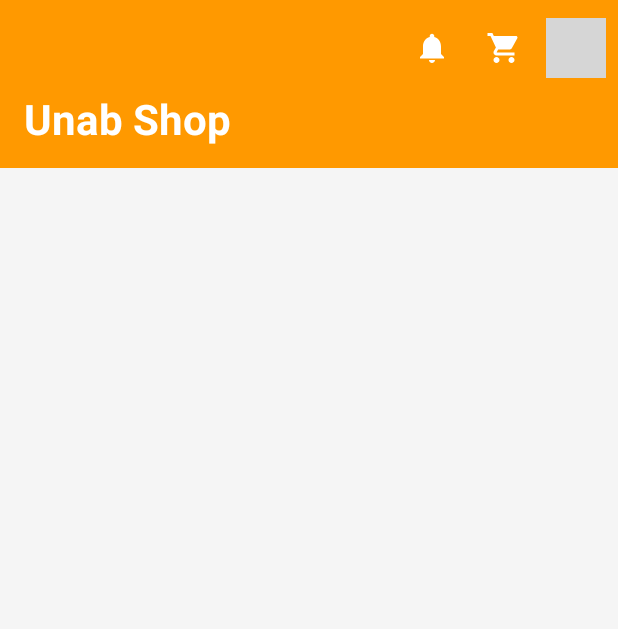
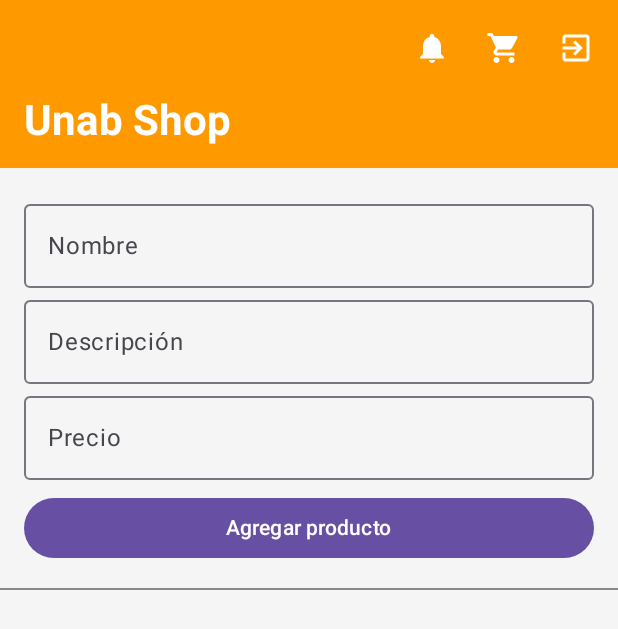
Before and after one commit to andreyyy59/UNABSTORE, an Android app built with Jetpack Compose: the home screen opened through its navigation route, on a phone screen of 412 x 824 dp. Shown: the top 629 px of the screen. Run offline under Robolectric (Android 15) with nearby library versions, the phone set to English and light mode, and no system bars; our stand-ins replace Firebase (no records; nobody signed in at launch, a user with empty details on screens opened directly); grey boxes are pictures that could not be loaded.

Commit message:
validar formulario de producto, homescreen listo

```diff
--- a/app/src/main/java/me/andreymorales/unabstore/FireStoreRepository.kt
+++ b/app/src/main/java/me/andreymorales/unabstore/FireStoreRepository.kt
@@ -5,18 +5,19 @@ import com.google.firebase.firestore.firestore
 
 class FirestoreRepository {
 
-    private val db = Firebase.firestore
-    private val collection = db.collection("productos")
-
     fun agregarProducto(producto: Producto) {
         val db = Firebase.firestore
         db.collection("productos")
             .add(producto)
-            .addOnSuccessListener { /* manejar éxito */ }
-            .addOnFailureListener { /* manejar error */ }
+            .addOnSuccessListener {
+                println("✅ Producto guardado exitosamente")
+            }
+            .addOnFailureListener {
+                println("❌ Error al guardar producto: ${it.message}")
+            }
     }
 
-    fun obtenerProductos(callback: (List) -> Unit) {
+    fun obtenerProductos(callback: (List<Producto>) -> Unit) {
         val db = Firebase.firestore
         db.collection("productos")
             .get()
@@ -26,11 +27,21 @@ class FirestoreRepository {
                 }
                 callback(productos)
             }
+            .addOnFailureListener {
+                println("❌ Error al obtener productos: ${it.message}")
+                callback(emptyList())
+            }
     }
 
-    fun eliminarProducto(id: String, function: (ERROR) -> Unit) {
+    fun eliminarProducto(id: String) {
         val db = Firebase.firestore
         db.collection("productos").document(id)
             .delete()
+            .addOnSuccessListener {
+                println("🗑️ Producto eliminado exitosamente")
+            }
+            .addOnFailureListener {
+                println("❌ Error al eliminar producto: ${it.message}")
+            }
     }
 }
--- a/app/src/main/java/me/andreymorales/unabstore/HomeScreen.kt
+++ b/app/src/main/java/me/andreymorales/unabstore/HomeScreen.kt
@@ -1,11 +1,7 @@
 package me.andreymorales.unabstore
 
 import androidx.compose.foundation.background
-import androidx.compose.foundation.layout.Arrangement
-import androidx.compose.foundation.layout.Column
-import androidx.compose.foundation.layout.fillMaxSize
-import androidx.compose.foundation.layout.fillMaxWidth
-import androidx.compose.foundation.layout.padding
+import androidx.compose.foundation.layout.*
 import androidx.compose.foundation.lazy.LazyColumn
 import androidx.compose.foundation.lazy.items
 import androidx.compose.material.icons.Icons
@@ -13,19 +9,9 @@ import androidx.compose.material.icons.automirrored.filled.ExitToApp
 import androidx.compose.material.icons.filled.Delete
 import androidx.compose.material.icons.filled.Notifications
 import androidx.compose.material.icons.filled.ShoppingCart
-import androidx.compose.material3.Card
-import androidx.compose.material3.CardDefaults
-import androidx.compose.material3.ExperimentalMaterial3Api
-import androidx.compose.material3.Icon
-import androidx.compose.material3.IconButton
-import androidx.compose.material3.MediumTopAppBar
-import androidx.compose.material3.Scaffold
-import androidx.compose.material3.Text
-import androidx.compose.material3.TopAppBarDefaults
-import androidx.compose.runtime.Composable
-import androidx.compose.runtime.LaunchedEffect
-import androidx.compose.runtime.mutableStateListOf
-import androidx.compose.runtime.remember
+import androidx.compose.material3.*
+import androidx.compose.runtime.*
+import androidx.compose.ui.Alignment
 import androidx.compose.ui.Modifier
 import androidx.compose.ui.graphics.Color
 import androidx.compose.ui.text.font.FontWeight
@@ -35,20 +21,24 @@ import androidx.compose.ui.unit.sp
 import com.google.firebase.Firebase
 import com.google.firebase.auth.auth
 
+@OptIn(ExperimentalMaterial3Api::class)
 @Preview
-@OptIn(ExperimentalMaterial3Api::class)
 @Composable
 fun HomeScreen(onClickLogout: () -> Unit = {}) {
 
     val auth = Firebase.auth
-    val user = auth.currentUser
     val repo = FirestoreRepository()
     val productos = remember { mutableStateListOf<Producto>() }
 
+    var nombre by remember { mutableStateOf("") }
+    var descripcion by remember { mutableStateOf("") }
+    var precio by remember { mutableStateOf("") }
+
+    // 🟢 Al iniciar, obtener los productos de Firestore
     LaunchedEffect(Unit) {
-        repo.obtenerProductos {
+        repo.obtenerProductos { lista ->
             productos.clear()
-            productos.addAll(it)
+            productos.addAll(lista)
         }
     }
 
@@ -56,11 +46,7 @@ fun HomeScreen(onClickLogout: () -> Unit = {}) {
         topBar = {
             MediumTopAppBar(
                 title = {
-                    Text(
-                        "Unab Shop",
-                        fontWeight = FontWeight.Bold,
-                        fontSize = 28.sp
-                    )
+                    Text("Unab Shop", fontWeight = FontWeight.Bold, fontSize = 28.sp)
                 },
                 actions = {
                     IconButton(onClick = { }) {
@@ -90,38 +76,91 @@ fun HomeScreen(onClickLogout: () -> Unit = {}) {
                 .background(Color(0xFFF5F5F5))
                 .padding(paddingValues)
         ) {
-            // 👇 Aquí reemplazamos el texto por el listado de productos
+            // 🟩 FORMULARIO PARA AGREGAR PRODUCTOS
+            Column(
+                modifier = Modifier
+                    .fillMaxWidth()
+                    .padding(16.dp)
+            ) {
+                OutlinedTextField(
+                    value = nombre,
+                    onValueChange = { nombre = it },
+                    label = { Text("Nombre") },
+                    modifier = Modifier.fillMaxWidth()
+                )
+                OutlinedTextField(
+                    value = descripcion,
+                    onValueChange = { descripcion = it },
+                    label = { Text("Descripción") },
+                    modifier = Modifier.fillMaxWidth()
+                )
+                OutlinedTextField(
+                    value = precio,
+                    onValueChange = { precio = it },
+                    label = { Text("Precio") },
+                    modifier = Modifier.fillMaxWidth()
+                )
+
+                Button(
+                    onClick = {
+                        val nuevo = Producto(
+                            nombre = nombre,
+                            descripcion = descripcion,
+                            precio = precio.toDoubleOrNull() ?: 0.0
+                        )
+                        repo.agregarProducto(nuevo)
+                        productos.add(nuevo)
+                        nombre = ""
+                        descripcion = ""
+                        precio = ""
+                    },
+                    modifier = Modifier
+                        .padding(top = 8.dp)
+                        .fillMaxWidth()
+                ) {
+                    Text("Agregar producto")
+                }
+            }
+
+            Divider(color = Color.Gray, thickness = 1.dp)
+
+            // 🟠 LISTADO DE PRODUCTOS
             LazyColumn(
-                verticalArrangement = Arrangement.spacedBy(8.dp),
-                modifier = Modifier.padding(16.dp)
+                modifier = Modifier
+                    .fillMaxSize()
+                    .padding(16.dp)
             ) {
                 items(productos) { producto ->
                     Card(
-                        modifier = Modifier.fillMaxWidth(),
+                        modifier = Modifier
+                            .fillMaxWidth()
+                            .padding(vertical = 4.dp),
                         colors = CardDefaults.cardColors(containerColor = Color.White),
-                        elevation = CardDefaults.cardElevation(defaultElevation = 2.dp)
+                        elevation = CardDefaults.cardElevation(4.dp)
                     ) {
-                        Column(
-                            modifier = Modifier.padding(16.dp)
+                        Row(
+                            modifier = Modifier
+                                .fillMaxWidth()
+                                .padding(16.dp),
+                            horizontalArrangement = Arrangement.SpaceBetween,
+                            verticalAlignment = Alignment.CenterVertically
                         ) {
-                            Text(
-                                text = producto.nombre,
-                                fontWeight = FontWeight.Bold,
-                                fontSize = 18.sp
-                            )
-                            Text(text = producto.descripcion)
-                            Text(text = "$${producto.precio}")
-
+                            Column {
+                                Text(producto.nombre, fontWeight = FontWeight.Bold)
+                                Text(producto.descripcion)
+                                Text("$${producto.precio}")
+                            }
                             IconButton(onClick = {
                                 producto.id?.let { id ->
-                                    repo.eliminarProducto(id) { success ->
-                                        if (success) productos.remove(producto)
-                                    }
+                                    repo.eliminarProducto(id)
+                                    productos.remove(producto)
                                 }
                             }) {
-                                Icon(imageVector = Icons.Filled.Delete, contentDescription = "Eliminar")
+                                Icon(
+                                    imageVector = Icons.Filled.Delete,
+                                    contentDescription = "Eliminar"
+                                )
                             }
-
                         }
                     }
                 }
```
